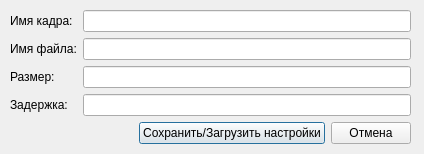
Qt form framesettingswindow.ui (Gorbykov/InterfaceTester) before a commit.
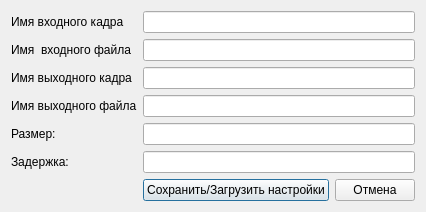
The same form after that commit.

```diff
--- a/framesettingswindow.ui
+++ b/framesettingswindow.ui
@@ -7,49 +7,66 @@
     <x>0</x>
     <y>0</y>
     <width>424</width>
-    <height>154</height>
+    <height>199</height>
    </rect>
   </property>
   <property name="windowTitle">
    <string>Dialog</string>
   </property>
-  <widget class="QWidget" name="formLayoutWidget">
-   <property name="geometry">
-    <rect>
-     <x>10</x>
-     <y>10</y>
-     <width>401</width>
-     <height>137</height>
-    </rect>
-   </property>
-   <layout class="QFormLayout" name="formLayout">
+  <layout class="QGridLayout" name="gridLayout">
     <item row="0" column="0">
-     <widget class="QLabel" name="labelFrameName">
+    <widget class="QLabel" name="labelFrameInName">
       <property name="text">
-       <string>Имя кадра:</string>
+      <string>Имя входного кадра</string>
       </property>
       <property name="buddy">
-       <cstring>lineEditFrameName</cstring>
+      <cstring>lineEditFrameInName</cstring>
       </property>
      </widget>
     </item>
     <item row="0" column="1">
-     <widget class="QLineEdit" name="lineEditFrameName"/>
+    <widget class="QLineEdit" name="lineEditFrameInName"/>
     </item>
     <item row="1" column="0">
-     <widget class="QLabel" name="labelFileName">
+    <widget class="QLabel" name="labelFileInName">
       <property name="text">
-       <string>Имя файла:</string>
+      <string>Имя  входного файла</string>
       </property>
       <property name="buddy">
-       <cstring>lineEditFileName</cstring>
+      <cstring>lineEditFileInName</cstring>
       </property>
      </widget>
     </item>
     <item row="1" column="1">
-     <widget class="QLineEdit" name="lineEditFileName"/>
+    <widget class="QLineEdit" name="lineEditFileInName"/>
     </item>
     <item row="2" column="0">
+    <widget class="QLabel" name="labelFrameOutName">
+     <property name="text">
+      <string>Имя выходного кадра</string>
+     </property>
+     <property name="buddy">
+      <cstring>lineEditFrameInName</cstring>
+     </property>
+    </widget>
+   </item>
+   <item row="2" column="1">
+    <widget class="QLineEdit" name="lineEditFrameOutName"/>
+   </item>
+   <item row="3" column="0">
+    <widget class="QLabel" name="labelFileOutName">
+     <property name="text">
+      <string>Имя выходного файла</string>
+     </property>
+     <property name="buddy">
+      <cstring>lineEditFrameInName</cstring>
+     </property>
+    </widget>
+   </item>
+   <item row="3" column="1">
+    <widget class="QLineEdit" name="lineEditFileOutName"/>
+   </item>
+   <item row="4" column="0">
      <widget class="QLabel" name="labelSize">
       <property name="text">
        <string>Размер:</string>
@@ -59,10 +76,10 @@
       </property>
      </widget>
     </item>
-    <item row="2" column="1">
+   <item row="4" column="1">
      <widget class="QLineEdit" name="lineEditSize"/>
     </item>
-    <item row="3" column="0">
+   <item row="5" column="0">
      <widget class="QLabel" name="labelDelay">
       <property name="text">
        <string>Задержка:</string>
@@ -72,10 +89,10 @@
       </property>
      </widget>
     </item>
-    <item row="3" column="1">
+   <item row="5" column="1">
      <widget class="QLineEdit" name="lineEditDelay"/>
     </item>
-    <item row="4" column="1">
+   <item row="6" column="1">
      <layout class="QHBoxLayout" name="horizontalLayout_2">
       <item>
        <spacer name="horizontalSpacer">
@@ -108,7 +125,6 @@
     </item>
    </layout>
   </widget>
- </widget>
  <tabstops>
   <tabstop>saveButton</tabstop>
   <tabstop>cancelButton</tabstop>
```
Left out of the diff: 4 changed lines with no effect on the pictures. Lines whose indentation alone changed are shown as unchanged.
